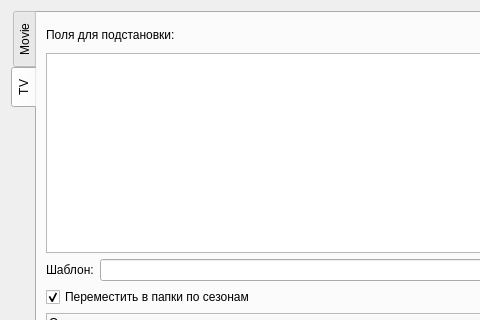
This is dialogrenamerfiles.ui in DmitriusFalse/mediaFinder as Qt 5 draws it before an edit; both pictures show x 0 to 480 and y 0 to 320 of the 1285 by 756 pixel window. The edited form follows.
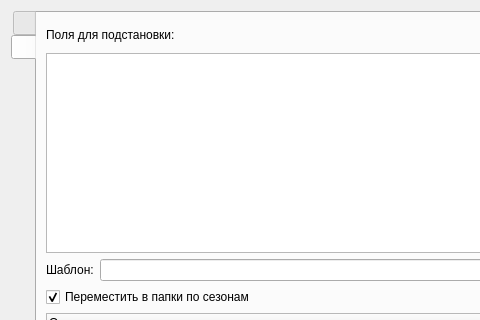
This is the edited form. The open tabs and pages were chosen to show the change. Icons and pictures are not drawn.

The edit to the form file:
```diff
--- a/dialogrenamerfiles.ui
+++ b/dialogrenamerfiles.ui
@@ -20,11 +20,17 @@
       <enum>QTabWidget::TabPosition::West</enum>
      </property>
      <property name="currentIndex">
-      <number>1</number>
+      <number>0</number>
+     </property>
+     <property name="iconSize">
+      <size>
+       <width>32</width>
+       <height>32</height>
+      </size>
      </property>
      <widget class="QWidget" name="tabMovie">
       <attribute name="title">
-       <string>Movie</string>
+       <string notr="true"/>
       </attribute>
       <layout class="QVBoxLayout" name="verticalLayout_2">
        <item>
@@ -210,7 +216,7 @@
      </widget>
      <widget class="QWidget" name="tabTV">
       <attribute name="title">
-       <string>TV</string>
+       <string notr="true"/>
       </attribute>
       <layout class="QVBoxLayout" name="verticalLayout_3">
        <item>
```
Left out of the diff: 16 changed lines with no effect on the pictures.
